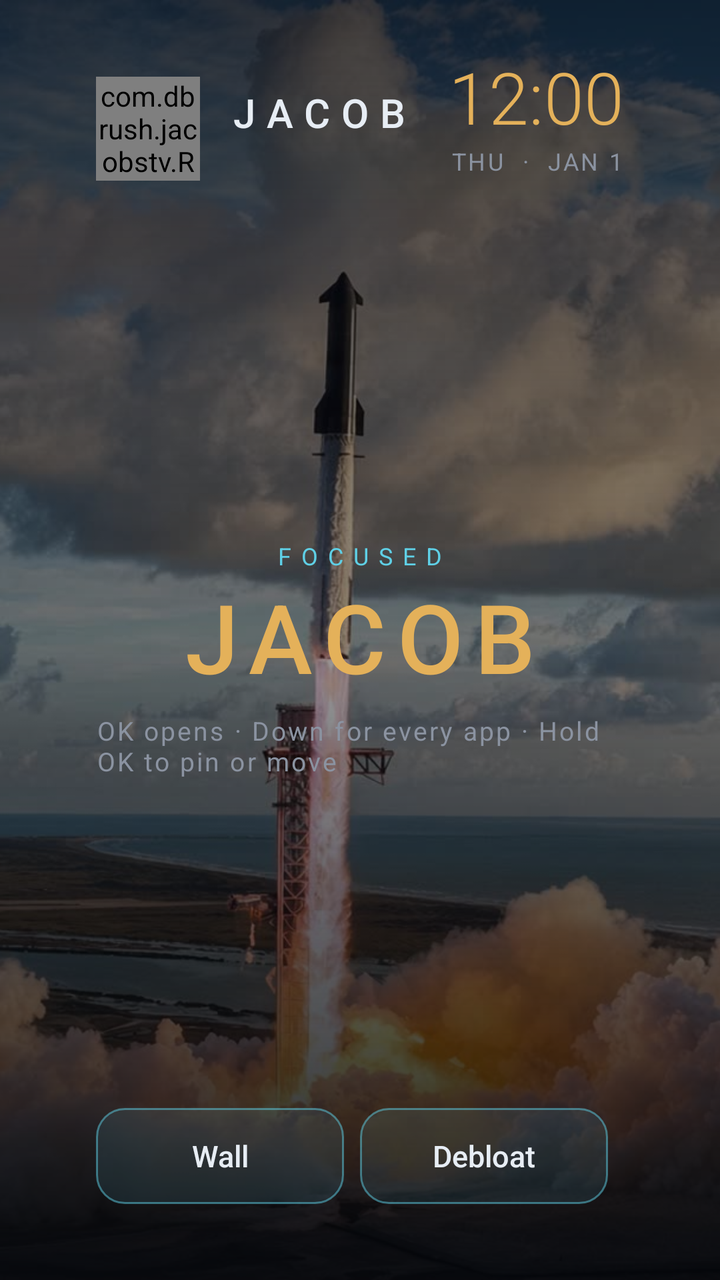
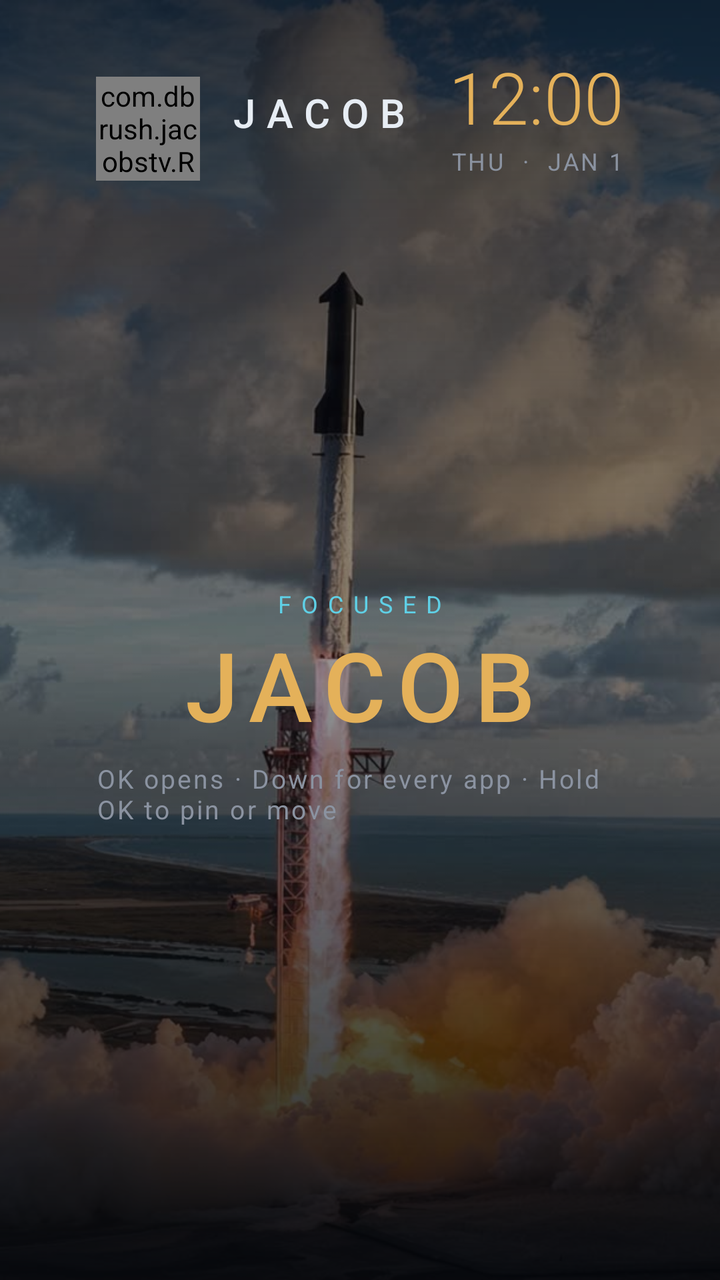

Compare the two renders of this Android layout. The source of the first and the diff that turns it into the second are given below.
<!-- AndroidManifest.xml: application theme Theme.JacobsTv -->
<!-- res/layout/activity_main.xml -->
<?xml version="1.0" encoding="utf-8"?>
<FrameLayout xmlns:android="http://schemas.android.com/apk/res/android"
    android:layout_width="match_parent"
    android:layout_height="match_parent"
    android:background="@color/bg">

    <ImageView
        android:id="@+id/wallpaper"
        android:layout_width="match_parent"
        android:layout_height="match_parent"
        android:contentDescription="@string/wall"
        android:scaleType="centerCrop"
        android:src="@drawable/bg_rocket" />

    <View
        android:layout_width="match_parent"
        android:layout_height="match_parent"
        android:background="@drawable/bg_scrim" />

    <LinearLayout
        android:id="@+id/home"
        android:layout_width="match_parent"
        android:layout_height="match_parent"
        android:orientation="vertical"
        android:paddingStart="48dp"
        android:paddingTop="24dp"
        android:paddingEnd="48dp"
        android:paddingBottom="20dp">

        <LinearLayout
            android:layout_width="match_parent"
            android:layout_height="wrap_content"
            android:gravity="center_vertical"
            android:orientation="horizontal">

            <com.dbrush.jacobstv.ReactorView
                android:layout_width="52dp"
                android:layout_height="52dp" />

            <LinearLayout
                android:layout_width="0dp"
                android:layout_height="wrap_content"
                android:layout_marginStart="14dp"
                android:layout_weight="1"
                android:orientation="vertical">

                <TextView
                    android:layout_width="wrap_content"
                    android:layout_height="wrap_content"
                    android:fontFamily="sans-serif-medium"
                    android:letterSpacing="0.28"
                    android:text="@string/header_name"
                    android:textColor="@color/fg"
                    android:textSize="20sp" />

                <TextView
                    android:id="@+id/stats"
                    android:layout_width="wrap_content"
                    android:layout_height="wrap_content"
                    android:letterSpacing="0.12"
                    android:textColor="@color/cyan"
                    android:textSize="12sp" />
            </LinearLayout>

            <LinearLayout
                android:id="@+id/clockHit"
                android:layout_width="wrap_content"
                android:layout_height="wrap_content"
                android:clickable="true"
                android:focusable="true"
                android:gravity="end"
                android:orientation="vertical">

                <TextClock
                    android:layout_width="wrap_content"
                    android:layout_height="wrap_content"
                    android:fontFamily="sans-serif-light"
                    android:format12Hour="h:mm"
                    android:format24Hour="H:mm"
                    android:textColor="@color/gold"
                    android:textSize="36sp" />

                <TextClock
                    android:layout_width="wrap_content"
                    android:layout_height="wrap_content"
                    android:format12Hour="EEE  ·  MMM d"
                    android:format24Hour="EEE  ·  MMM d"
                    android:letterSpacing="0.1"
                    android:textAllCaps="true"
                    android:textColor="@color/muted"
                    android:textSize="12sp" />

                <TextView
                    android:id="@+id/weather"
                    android:layout_width="wrap_content"
                    android:layout_height="wrap_content"
                    android:letterSpacing="0.14"
                    android:textColor="@color/cyan"
                    android:textSize="12sp" />
            </LinearLayout>
        </LinearLayout>

        <LinearLayout
            android:layout_width="match_parent"
            android:layout_height="0dp"
            android:layout_weight="1"
            android:gravity="center"
            android:orientation="vertical">

            <TextView
                android:id="@+id/shelfKicker"
                android:layout_width="wrap_content"
                android:layout_height="wrap_content"
                android:letterSpacing="0.42"
                android:text="@string/focused"
                android:textColor="@color/cyan"
                android:textSize="12sp" />

            <TextView
                android:id="@+id/shelfName"
                android:layout_width="match_parent"
                android:layout_height="wrap_content"
                android:fontFamily="sans-serif-medium"
                android:gravity="center"
                android:letterSpacing="0.12"
                android:text="@string/jacob"
                android:textColor="@color/gold"
                android:textSize="48sp" />

            <TextView
                android:layout_width="wrap_content"
                android:layout_height="wrap_content"
                android:layout_marginTop="6dp"
                android:letterSpacing="0.08"
                android:text="@string/shelf_hint"
                android:textColor="@color/muted"
                android:textSize="13sp" />
        </LinearLayout>

        <LinearLayout
            android:layout_width="match_parent"
            android:layout_height="wrap_content"
            android:orientation="horizontal">

            <TextView
                android:id="@+id/chipWall"
                style="@style/HudChip"
                android:layout_marginEnd="8dp"
                android:text="@string/wall" />

            <TextView
                android:id="@+id/chipDebloat"
                style="@style/HudChip"
                android:layout_marginEnd="8dp"
                android:text="@string/debloat" />

        </LinearLayout>

        <HorizontalScrollView
            android:layout_width="match_parent"
            android:layout_height="wrap_content"
            android:layout_marginTop="14dp"
            android:scrollbars="none">

            <LinearLayout
                android:id="@+id/dock"
                android:layout_width="wrap_content"
                android:layout_height="wrap_content"
                android:background="@drawable/bg_dock"
                android:orientation="horizontal"
                android:paddingStart="12dp"
                android:paddingTop="4dp"
                android:paddingEnd="12dp"
                android:paddingBottom="0dp" />
        </HorizontalScrollView>

    </LinearLayout>

    <FrameLayout
        android:id="@+id/library"
        android:layout_width="match_parent"
        android:layout_height="match_parent"
        android:background="#F205070B"
        android:clickable="true"
        android:visibility="gone">

        <LinearLayout
            android:layout_width="match_parent"
            android:layout_height="match_parent"
            android:orientation="vertical"
            android:paddingStart="48dp"
            android:paddingTop="28dp"
            android:paddingEnd="48dp"
            android:paddingBottom="24dp">

            <TextView
                android:layout_width="wrap_content"
                android:layout_height="wrap_content"
                android:letterSpacing="0.32"
                android:text="@string/all_apps"
                android:textColor="@color/cyan"
                android:textSize="12sp" />

            <TextView
                android:layout_width="wrap_content"
                android:layout_height="wrap_content"
                android:layout_marginTop="4dp"
                android:text="@string/library_hint"
                android:textColor="@color/muted"
                android:textSize="14sp" />

            <GridView
                android:id="@+id/libraryGrid"
                android:layout_width="match_parent"
                android:layout_height="0dp"
                android:layout_marginTop="16dp"
                android:layout_weight="1"
                android:columnWidth="148dp"
                android:gravity="center"
                android:horizontalSpacing="14dp"
                android:listSelector="@android:color/transparent"
                android:numColumns="auto_fit"
                android:stretchMode="columnWidth"
                android:verticalSpacing="14dp" />
        </LinearLayout>
    </FrameLayout>

    <FrameLayout
        android:id="@+id/menu"
        android:layout_width="match_parent"
        android:layout_height="match_parent"
        android:background="#6605070B"
        android:clickable="true"
        android:visibility="gone">

        <LinearLayout
            android:layout_width="460dp"
            android:layout_height="wrap_content"
            android:layout_gravity="center"
            android:background="@drawable/bg_card"
            android:orientation="vertical"
            android:padding="24dp">

            <TextView
                android:layout_width="wrap_content"
                android:layout_height="wrap_content"
                android:letterSpacing="0.36"
                android:text="@string/tile"
                android:textColor="@color/cyan"
                android:textSize="12sp" />

            <TextView
                android:id="@+id/menuTitle"
                android:layout_width="match_parent"
                android:layout_height="wrap_content"
                android:layout_marginTop="8dp"
                android:textColor="@color/gold"
                android:textSize="26sp" />

            <TextView
                android:id="@+id/menuMoveLeft"
                style="@style/HudChip"
                android:layout_width="match_parent"
                android:layout_height="48dp"
                android:layout_marginTop="16dp"
                android:layout_weight="0"
                android:text="@string/move_left" />

            <TextView
                android:id="@+id/menuMoveRight"
                style="@style/HudChip"
                android:layout_width="match_parent"
                android:layout_height="48dp"
                android:layout_marginTop="8dp"
                android:layout_weight="0"
                android:text="@string/move_right" />

            <TextView
                android:id="@+id/menuRemove"
                style="@style/HudChip"
                android:layout_width="match_parent"
                android:layout_height="48dp"
                android:layout_marginTop="8dp"
                android:layout_weight="0"
                android:text="@string/remove_dock" />

            <TextView
                android:id="@+id/menuPin"
                style="@style/HudChip"
                android:layout_width="match_parent"
                android:layout_height="48dp"
                android:layout_marginTop="8dp"
                android:layout_weight="0"
                android:text="@string/pin_dock" />

            <TextView
                android:id="@+id/menuInfo"
                style="@style/HudChip"
                android:layout_width="match_parent"
                android:layout_height="48dp"
                android:layout_marginTop="8dp"
                android:layout_weight="0"
                android:text="@string/app_info" />

            <TextView
                android:id="@+id/menuClose"
                style="@style/HudChip"
                android:layout_width="match_parent"
                android:layout_height="48dp"
                android:layout_marginTop="8dp"
                android:layout_weight="0"
                android:text="@string/close" />
        </LinearLayout>
    </FrameLayout>

    <FrameLayout
        android:id="@+id/debloat"
        android:layout_width="match_parent"
        android:layout_height="match_parent"
        android:background="#6605070B"
        android:clickable="true"
        android:visibility="gone">

        <LinearLayout
            android:layout_width="match_parent"
            android:layout_height="wrap_content"
            android:layout_gravity="center"
            android:layout_margin="48dp"
            android:background="@drawable/bg_card"
            android:orientation="vertical"
            android:padding="28dp">

            <TextView
                android:layout_width="wrap_content"
                android:layout_height="wrap_content"
                android:letterSpacing="0.36"
                android:text="@string/debloat"
                android:textColor="@color/cyan"
                android:textSize="12sp" />

            <TextView
                android:id="@+id/debloatBody"
                android:layout_width="match_parent"
                android:layout_height="wrap_content"
                android:layout_marginTop="12dp"
                android:lineSpacingExtra="4dp"
                android:text="@string/debloat_body"
                android:textColor="@color/fg"
                android:textSize="18sp" />

            <TextView
                android:id="@+id/debloatRun"
                style="@style/HudChip"
                android:layout_width="match_parent"
                android:layout_height="52dp"
                android:layout_marginTop="18dp"
                android:layout_weight="0"
                android:text="@string/debloat_run" />

            <TextView
                android:id="@+id/debloatClose"
                style="@style/HudChip"
                android:layout_width="match_parent"
                android:layout_height="52dp"
                android:layout_marginTop="8dp"
                android:layout_weight="0"
                android:text="@string/close" />
        </LinearLayout>
    </FrameLayout>

    <FrameLayout
        android:id="@+id/dream"
        android:layout_width="match_parent"
        android:layout_height="match_parent"
        android:background="@color/bg"
        android:clickable="true"
        android:focusable="true"
        android:visibility="gone">

        <LinearLayout
            android:id="@+id/dreamClock"
            android:layout_width="wrap_content"
            android:layout_height="wrap_content"
            android:layout_gravity="center"
            android:gravity="center"
            android:orientation="vertical">

            <com.dbrush.jacobstv.ReactorView
                android:layout_width="72dp"
                android:layout_height="72dp" />

            <TextClock
                android:layout_width="wrap_content"
                android:layout_height="wrap_content"
                android:layout_marginTop="12dp"
                android:fontFamily="sans-serif-light"
                android:format12Hour="h:mm"
                android:format24Hour="H:mm"
                android:textColor="@color/gold"
                android:textSize="84sp" />
        </LinearLayout>
    </FrameLayout>

    <FrameLayout
        android:id="@+id/welcome"
        android:layout_width="match_parent"
        android:layout_height="match_parent"
        android:background="@color/bg"
        android:clickable="true"
        android:focusable="true"
        android:visibility="gone">

        <com.dbrush.jacobstv.ReactorView
            android:layout_width="220dp"
            android:layout_height="220dp"
            android:layout_gravity="center"
            android:layout_marginBottom="120dp" />

        <LinearLayout
            android:layout_width="match_parent"
            android:layout_height="wrap_content"
            android:layout_gravity="center"
            android:layout_marginTop="80dp"
            android:gravity="center"
            android:orientation="vertical">

            <TextView
                android:id="@+id/wordWelcome"
                android:layout_width="wrap_content"
                android:layout_height="wrap_content"
                android:fontFamily="sans-serif-medium"
                android:letterSpacing="0.5"
                android:text="@string/welcome"
                android:textColor="@color/cyan"
                android:textSize="16sp" />

            <TextView
                android:id="@+id/wordJacob"
                android:layout_width="wrap_content"
                android:layout_height="wrap_content"
                android:fontFamily="sans-serif-medium"
                android:letterSpacing="0.22"
                android:text="@string/jacob"
                android:textColor="@color/gold"
                android:textSize="64sp" />

            <TextView
                android:id="@+id/wordStatus"
                android:layout_width="wrap_content"
                android:layout_height="wrap_content"
                android:layout_marginTop="8dp"
                android:letterSpacing="0.28"
                android:text="@string/nominal"
                android:textColor="@color/fg"
                android:textSize="14sp" />
        </LinearLayout>
    </FrameLayout>

    <FrameLayout
        android:id="@+id/about"
        android:layout_width="match_parent"
        android:layout_height="match_parent"
        android:background="#6605070B"
        android:clickable="true"
        android:visibility="gone">

        <LinearLayout
            android:id="@+id/aboutCard"
            android:layout_width="560dp"
            android:layout_height="wrap_content"
            android:layout_gravity="center"
            android:background="@drawable/bg_card"
            android:orientation="vertical"
            android:padding="28dp">

            <TextView
                android:layout_width="wrap_content"
                android:layout_height="wrap_content"
                android:letterSpacing="0.4"
                android:text="@string/about_kicker"
                android:textColor="@color/cyan"
                android:textSize="12sp" />

            <TextView
                android:layout_width="match_parent"
                android:layout_height="wrap_content"
                android:layout_marginTop="12dp"
                android:fontFamily="sans-serif-medium"
                android:text="@string/about_line"
                android:textColor="@color/gold"
                android:textSize="28sp" />

            <TextView
                android:layout_width="match_parent"
                android:layout_height="wrap_content"
                android:layout_marginTop="14dp"
                android:lineSpacingExtra="4dp"
                android:text="@string/about_body"
                android:textColor="@color/fg"
                android:textSize="18sp" />

            <LinearLayout
                android:layout_width="match_parent"
                android:layout_height="wrap_content"
                android:layout_marginTop="22dp"
                android:orientation="horizontal">

                <TextView
                    android:id="@+id/replayWelcome"
                    android:layout_width="0dp"
                    android:layout_height="52dp"
                    android:layout_marginEnd="10dp"
                    android:layout_weight="1"
                    android:background="@drawable/bg_button"
                    android:clickable="true"
                    android:focusable="true"
                    android:gravity="center"
                    android:text="@string/replay"
                    android:textColor="@color/button_text"
                    android:textSize="16sp" />

                <TextView
                    android:id="@+id/closeAbout"
                    android:layout_width="0dp"
                    android:layout_height="52dp"
                    android:layout_weight="1"
                    android:background="@drawable/bg_button"
                    android:clickable="true"
                    android:focusable="true"
                    android:gravity="center"
                    android:text="@string/close"
                    android:textColor="@color/button_text"
                    android:textSize="16sp" />
            </LinearLayout>
        </LinearLayout>
    </FrameLayout>

    <FrameLayout
        android:id="@+id/control"
        android:layout_width="match_parent"
        android:layout_height="match_parent"
        android:background="#4402070C"
        android:clickable="true"
        android:visibility="gone">

        <LinearLayout
            android:id="@+id/controlCard"
            android:layout_width="match_parent"
            android:layout_height="wrap_content"
            android:layout_gravity="center"
            android:layout_margin="36dp"
            android:background="@drawable/bg_card"
            android:orientation="vertical"
            android:padding="24dp">

            <TextView
                android:layout_width="match_parent"
                android:layout_height="wrap_content"
                android:gravity="center"
                android:letterSpacing="0.36"
                android:text="CONTROL"
                android:textColor="@color/cyan"
                android:textSize="12sp" />

            <LinearLayout
                android:layout_width="match_parent"
                android:layout_height="wrap_content"
                android:layout_marginTop="16dp"
                android:orientation="horizontal">

                <TextView
                    android:id="@+id/controlInputs"
                    style="@style/HudChip"
                    android:layout_width="0dp"
                    android:layout_height="72dp"
                    android:layout_marginEnd="8dp"
                    android:layout_weight="1"
                    android:text="INPUTS" />

                <TextView
                    android:id="@+id/controlLink"
                    style="@style/HudChip"
                    android:layout_width="0dp"
                    android:layout_height="72dp"
                    android:layout_weight="1"
                    android:text="NETWORK" />
            </LinearLayout>

            <LinearLayout
                android:layout_width="match_parent"
                android:layout_height="wrap_content"
                android:layout_marginTop="8dp"
                android:orientation="horizontal">

                <TextView
                    android:id="@+id/controlSettings"
                    style="@style/HudChip"
                    android:layout_width="0dp"
                    android:layout_height="72dp"
                    android:layout_marginEnd="8dp"
                    android:layout_weight="1"
                    android:text="@string/settings" />

                <TextView
                    android:id="@+id/controlCast"
                    style="@style/HudChip"
                    android:layout_width="0dp"
                    android:layout_height="72dp"
                    android:layout_weight="1"
                    android:text="CAST" />
            </LinearLayout>

            <LinearLayout
                android:layout_width="match_parent"
                android:layout_height="wrap_content"
                android:layout_marginTop="14dp"
                android:gravity="center_vertical"
                android:orientation="horizontal">

                <TextView
                    android:layout_width="wrap_content"
                    android:layout_height="wrap_content"
                    android:letterSpacing="0.16"
                    android:text="ZIP"
                    android:textColor="@color/cyan"
                    android:textSize="12sp" />

                <EditText
                    android:id="@+id/zipField"
                    android:layout_width="0dp"
                    android:layout_height="40dp"
                    android:layout_weight="1"
                    android:background="@android:color/transparent"
                    android:gravity="center"
                    android:hint="45414"
                    android:inputType="number"
                    android:maxLength="5"
                    android:textColor="@color/gold"
                    android:textColorHint="@color/muted"
                    android:textSize="18sp" />

                <TextView
                    android:id="@+id/zipSave"
                    style="@style/HudChip"
                    android:layout_width="72dp"
                    android:layout_height="40dp"
                    android:layout_weight="0"
                    android:text="OK" />
            </LinearLayout>
        </LinearLayout>
    </FrameLayout>
</FrameLayout>
<!-- resources referenced by this layout -->
<resources>
  <color name="bg">#05070B</color>
  <color name="cyan">#5FD0E6</color>
  <color name="fg">#E7EDF4</color>
  <color name="gold">#E4B15A</color>
  <color name="muted">#8B93A1</color>
  <!-- drawable bg_card (drawable) -->
  <?xml version="1.0" encoding="utf-8"?>
  <shape xmlns:android="http://schemas.android.com/apk/res/android">
      <solid android:color="#66101822" />
      <stroke android:width="1dp" android:color="#66FFFFFF" />
      <corners android:radius="22dp" />
  </shape>
  <!-- drawable bg_dock (drawable) -->
  <?xml version="1.0" encoding="utf-8"?>
  <layer-list xmlns:android="http://schemas.android.com/apk/res/android">
      <item android:top="78dp">
          <shape>
              <gradient
                  android:angle="270"
                  android:startColor="#665FD0E6"
                  android:endColor="#005FD0E6" />
          </shape>
      </item>
      <item android:top="76dp" android:bottom="18dp">
          <shape>
              <solid android:color="#CCF4FBFF" />
          </shape>
      </item>
  </layer-list>
  <!-- drawable bg_scrim (drawable) -->
  <?xml version="1.0" encoding="utf-8"?>
  <shape xmlns:android="http://schemas.android.com/apk/res/android">
      <gradient
          android:angle="270"
          android:startColor="#C005070B"
          android:centerColor="#6605070B"
          android:endColor="#E605070B" />
  </shape>
  <string name="about_body">A Stark-styled home for this Vizio. Dock on the bottom, the focused app in big type, inputs up front, and a clock that drifts so it does not burn in. No recommendation rows. No ads.</string>
  <string name="about_kicker">SETTINGS</string>
  <string name="about_line">Dallas built this because Dallas kicks ass</string>
  <string name="all_apps">ALL APPS</string>
  <string name="app_info">App info</string>
  <string name="close">Close</string>
  <string name="debloat">Debloat</string>
  <string name="debloat_body">Recommendation rows are already hidden on this home. Disable stops them from running. Nothing is uninstalled. If the TV refuses, run tools/debloat.sh from a computer. tools/restore.sh puts them back.</string>
  <string name="debloat_run">Disable bloat on this TV</string>
  <string name="focused">FOCUSED</string>
  <string name="header_name">JACOB</string>
  <string name="jacob">JACOB</string>
  <string name="library_hint">Stock recommendation rows stay off this grid. Hold OK to pin a tile to the dock.</string>
  <string name="move_left">Move left</string>
  <string name="move_right">Move right</string>
  <string name="nominal">ALL SYSTEMS NOMINAL</string>
  <string name="pin_dock">Pin to dock</string>
  <string name="remove_dock">Remove from dock</string>
  <string name="replay">Replay welcome</string>
  <string name="settings">Settings</string>
  <string name="shelf_hint">OK opens   ·   Down for every app   ·   Hold OK to pin or move</string>
  <string name="tile">TILE</string>
  <string name="wall">Wall</string>
  <string name="welcome">WELCOME</string>
  <style name="HudChip">
          <item name="android:layout_width">0dp</item>
          <item name="android:layout_height">48dp</item>
          <item name="android:layout_weight">1</item>
          <item name="android:background">@drawable/bg_button</item>
          <item name="android:clickable">true</item>
          <item name="android:focusable">true</item>
          <item name="android:fontFamily">sans-serif-medium</item>
          <item name="android:gravity">center</item>
          <item name="android:textColor">@color/button_text</item>
          <item name="android:textSize">15sp</item>
      </style>
  <style name="Theme.JacobsTv" parent="@android:style/Theme.NoTitleBar.Fullscreen">
          <item name="android:windowBackground">@color/bg</item>
          <item name="android:colorBackground">@color/bg</item>
          <item name="android:windowFullscreen">true</item>
          <item name="android:fontFamily">sans-serif</item>
      </style>
  <!-- unchanged entries left out for length: 2 -->
</resources>

<!-- the commit's change to res/layout/activity_main.xml (unified diff, before → after) -->
@@ -135,25 +135,6 @@
                 android:text="@string/shelf_hint"
                 android:textColor="@color/muted"
                 android:textSize="13sp" />
-        </LinearLayout>
-
-        <LinearLayout
-            android:layout_width="match_parent"
-            android:layout_height="wrap_content"
-            android:orientation="horizontal">
-
-            <TextView
-                android:id="@+id/chipWall"
-                style="@style/HudChip"
-                android:layout_marginEnd="8dp"
-                android:text="@string/wall" />
-
-            <TextView
-                android:id="@+id/chipDebloat"
-                style="@style/HudChip"
-                android:layout_marginEnd="8dp"
-                android:text="@string/debloat" />
-
         </LinearLayout>
 
         <HorizontalScrollView
@@ -613,6 +594,30 @@
             <LinearLayout
                 android:layout_width="match_parent"
                 android:layout_height="wrap_content"
+                android:layout_marginTop="8dp"
+                android:orientation="horizontal">
+
+                <TextView
+                    android:id="@+id/controlWall"
+                    style="@style/HudChip"
+                    android:layout_width="0dp"
+                    android:layout_height="72dp"
+                    android:layout_marginEnd="8dp"
+                    android:layout_weight="1"
+                    android:text="@string/wall" />
+
+                <TextView
+                    android:id="@+id/controlDebloat"
+                    style="@style/HudChip"
+                    android:layout_width="0dp"
+                    android:layout_height="72dp"
+                    android:layout_weight="1"
+                    android:text="@string/debloat" />
+            </LinearLayout>
+
+            <LinearLayout
+                android:layout_width="match_parent"
+                android:layout_height="wrap_content"
                 android:layout_marginTop="14dp"
                 android:gravity="center_vertical"
                 android:orientation="horizontal">
